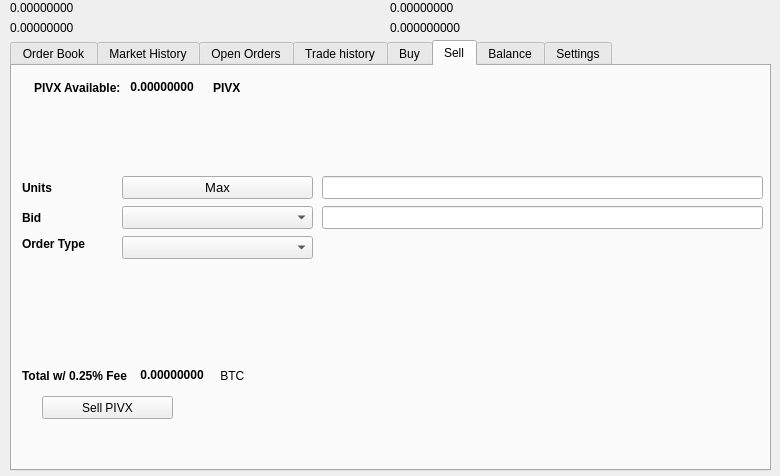
eons-finance/ALQO, file src/qt/forms/tradingdialog.ui: the form before one commit.
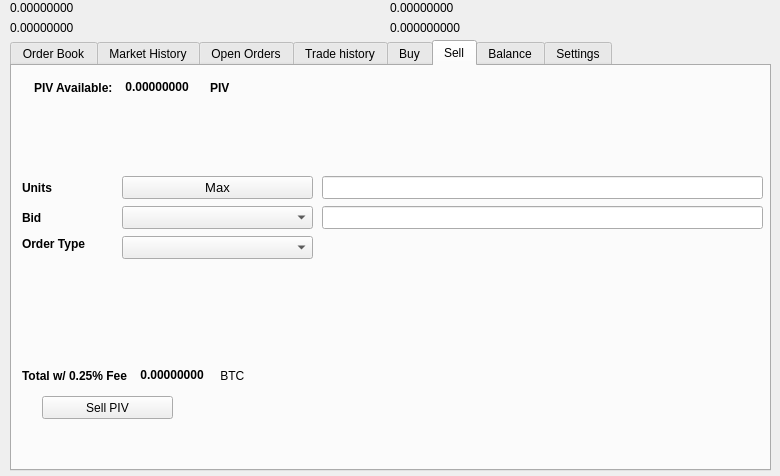
The form after the commit. The open tabs and pages were chosen to show the change. Icons and pictures are not drawn.

Commit message: changed coin name from PIVX to PIV

What changed in the file:
```diff
--- a/src/qt/forms/tradingdialog.ui
+++ b/src/qt/forms/tradingdialog.ui
@@ -1566,7 +1566,7 @@
       </rect>
      </property>
      <property name="text">
-      <string>Sell PIVX</string>
+      <string>Sell PIV</string>
      </property>
      <property name="icon">
       <iconset resource="../darknet.qrc">
@@ -1592,7 +1592,7 @@
          </font>
         </property>
         <property name="text">
-         <string>PIVX Available:</string>
+         <string>PIV Available:</string>
         </property>
        </widget>
       </item>
@@ -2036,7 +2036,7 @@
          </font>
         </property>
         <property name="text">
-         <string>PIVX</string>
+         <string>PIV</string>
         </property>
        </widget>
       </item>
```
Left out of the diff: 34 changed lines with no effect on the pictures. The commit also changes 51 other files.
